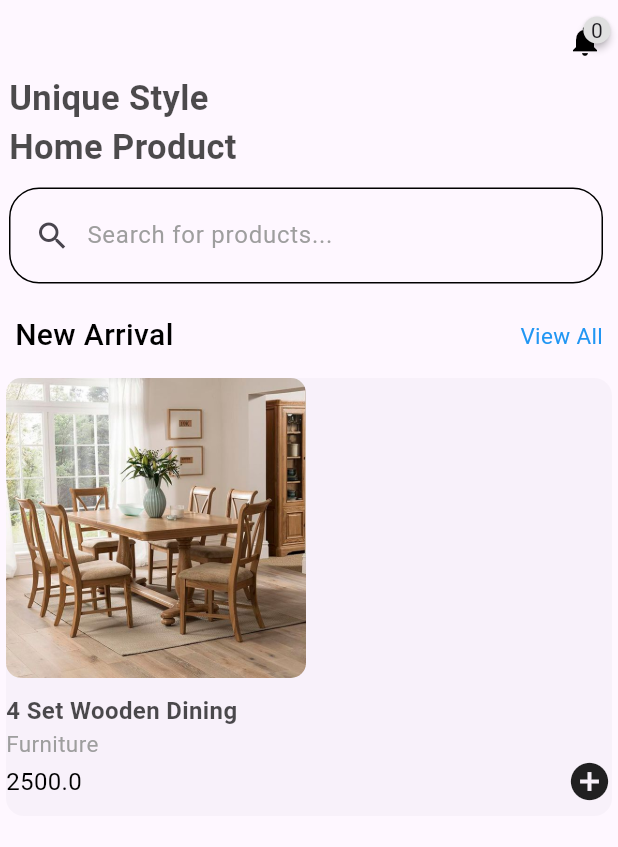
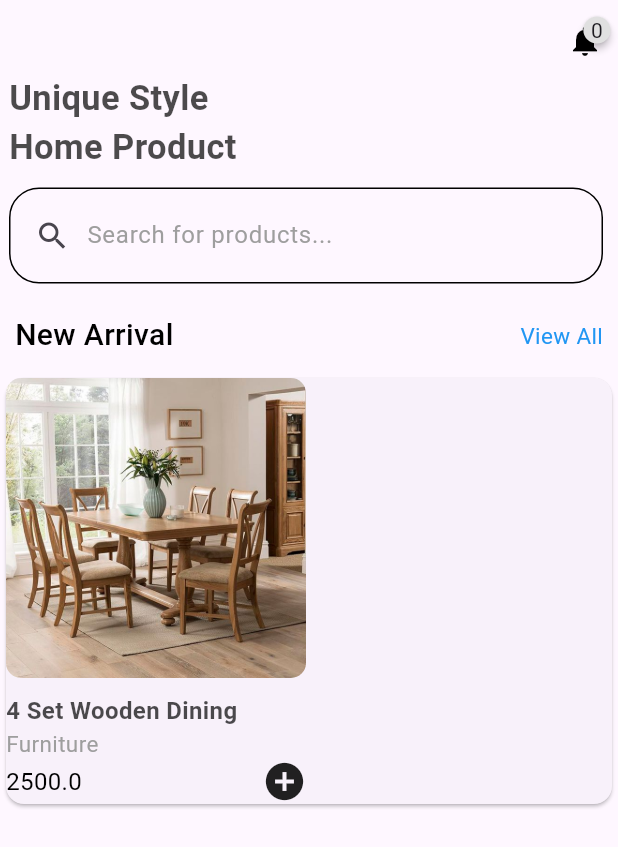
Before and after one commit to Tosin8/ktea, a Flutter app: the Home_Body screen opened directly, on a phone screen of 412 x 824 dp. Shown: the top 847 px of the screen. Run offline on Flutter 3.47's test engine with Material 3 defaults, Android fonts, the phone set to English and light mode, and no system bars; drawn by our look-alikes of badges; our stand-ins replace animate_do, cloud_firestore, custom_navigation_bar, firebase_auth, firebase_core, firebase_messaging and 2 more; missing offline and left inert: antdesign_icons; accounts and stored records are empty.

Commit message:
Update home_body.dart

```diff
--- a/lib/screens/home/home_body.dart
+++ b/lib/screens/home/home_body.dart
@@ -1,6 +1,7 @@
 import 'package:animate_do/animate_do.dart';
 
 import 'package:flutter/material.dart';
+import 'package:flutter/widgets.dart';
 
 import 'package:ktea/components/app_widgets.dart';
 
@@ -53,11 +54,30 @@ class _Home_BodyState extends State<Home_Body> {
             press: (){},
             ),
           const SizedBox(height: 10),
-      Container(
-        width: 200,
-        height: 300,
+      newArrivalProductCard()
+
+
+
+
+
+
+        ]
+         )
+         );
+  }
+}
+
+class newArrivalProductCard extends StatelessWidget {
+  const newArrivalProductCard({
+    super.key,
+  });
+
+  @override
+  Widget build(BuildContext context) {
+    return ClipRRect(
+        borderRadius: BorderRadius.circular(5),
       child: Card(
-          elevation: 0,
+        elevation: 1,
         child: Column(
           crossAxisAlignment: CrossAxisAlignment.start,
           children: [
@@ -84,13 +104,13 @@ class _Home_BodyState extends State<Home_Body> {
             style: const TextStyle(color: Colors.grey, fontSize: 15),) ,
 
             Row(
-                mainAxisAlignment: MainAxisAlignment.spaceBetween,
+
               children: [
                 Text(newProducts[0].price.toString(),
                 style: const TextStyle(
                   color: Colors.black, fontSize: 16),
                   ),
-                  const SizedBox(width: 10),
+                const SizedBox(width: 120),
                 GestureDetector(
                   onTap: () {
 
@@ -102,17 +122,6 @@ class _Home_BodyState extends State<Home_Body> {
           ]
         ),
       ),
-      )
-
-
-
-
-
-
-        ]
-         )
     );
   }
 }
-
-//
```
Lines whose indentation alone changed are shown as unchanged.
